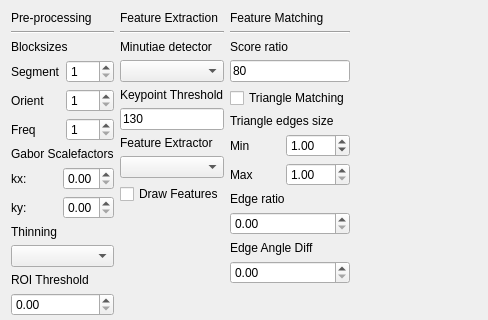
The window that Proyecto-Final/configdialog.ui (nlandau91/Proyecto-Final) describes before a commit, drawn with Qt 5; both pictures show x 0 to 488 and y 0 to 320 of the 488 by 461 pixel window.
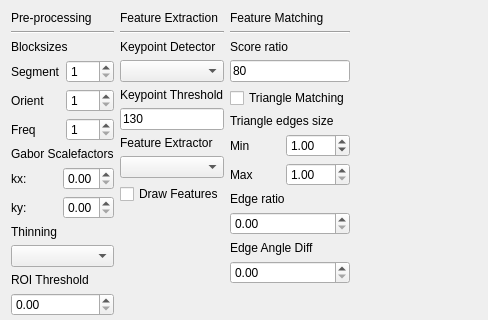
The same window after the commit.

What changed in the file:
```diff
--- a/Proyecto-Final/configdialog.ui
+++ b/Proyecto-Final/configdialog.ui
@@ -238,7 +238,7 @@
        <item>
         <widget class="QLabel" name="label_9">
          <property name="text">
-          <string>Minutiae detector</string>
+          <string>Keypoint Detector</string>
          </property>
         </widget>
        </item>
```
